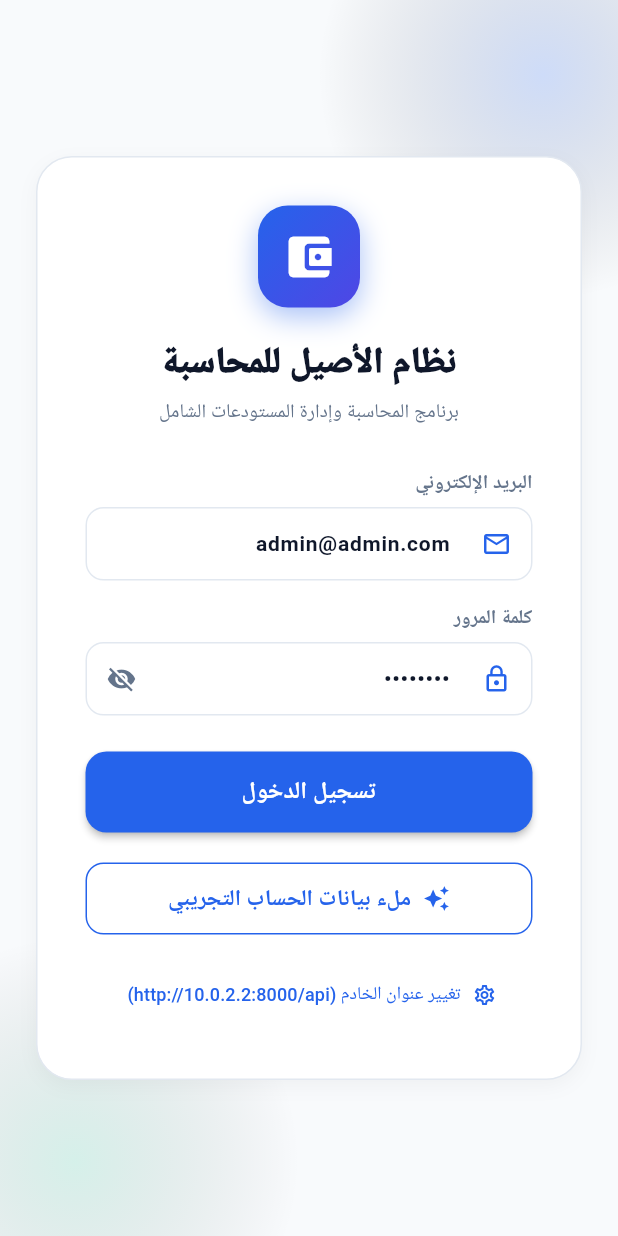
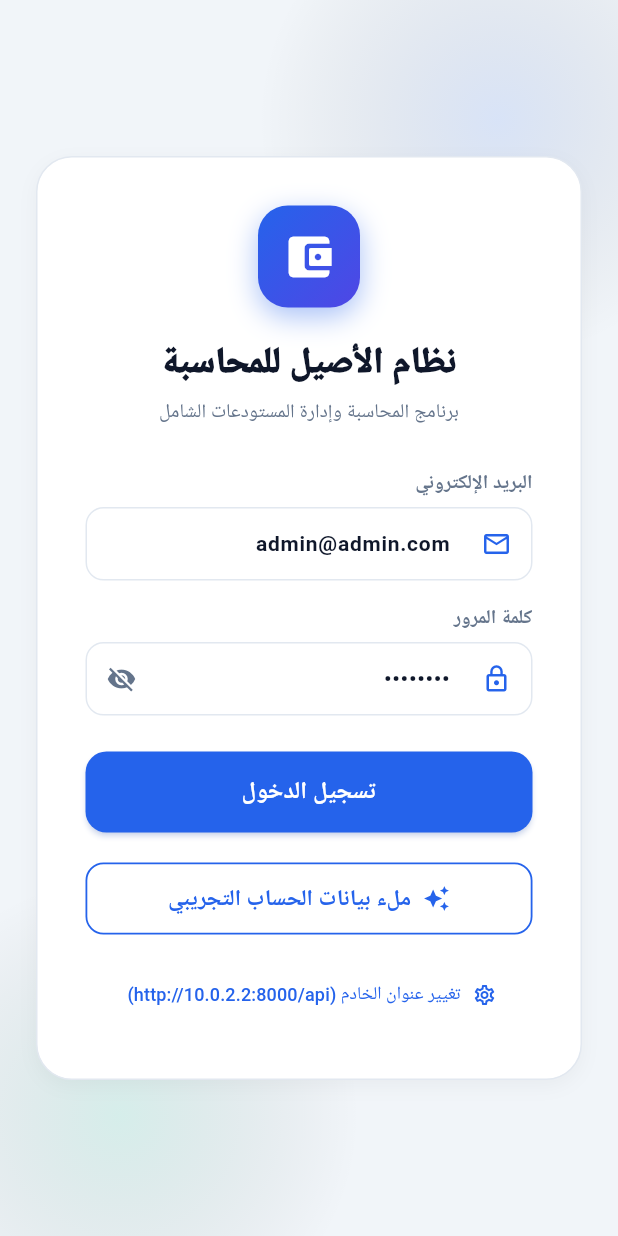
Before and after one commit to Eng-Ma/rentisy, a Flutter app: the screen it shows after launch, on a phone screen of 412 x 824 dp. Run offline on Flutter 3.47's test engine with Material 3 defaults, Android fonts, the phone set to English and light mode, and no system bars; our stand-ins replace google_fonts, shared_preferences; Roboto replaces fonts that are missing (Cairo).

Commit message:
feat(theme): make beautiful modern light mode the default app theme

```diff
--- a/flutter_app/lib/core/theme/app_theme.dart
+++ b/flutter_app/lib/core/theme/app_theme.dart
@@ -26,20 +26,21 @@ class AppTheme {
         displayColor: AppColors.lightTextPrimary,
       ),
       appBarTheme: const AppBarTheme(
-        backgroundColor: Colors.transparent,
-        elevation: 0,
+        backgroundColor: Colors.white,
+        surfaceTintColor: Colors.transparent,
+        elevation: 0.5,
         centerTitle: false,
         iconTheme: IconThemeData(color: AppColors.lightTextPrimary),
         titleTextStyle: TextStyle(
           color: AppColors.lightTextPrimary,
-          fontSize: 20,
-          fontWeight: FontWeight.bold,
+          fontSize: 18,
+          fontWeight: FontWeight.w900,
         ),
       ),
       cardTheme: CardThemeData(
         color: AppColors.lightCard,
-        elevation: 2,
-        shadowColor: Colors.black.withOpacity(0.04),
+        elevation: 1,
+        shadowColor: const Color(0x12000000),
         shape: RoundedRectangleBorder(
           borderRadius: BorderRadius.circular(16),
           side: const BorderSide(color: AppColors.lightBorder, width: 1),
@@ -71,7 +72,8 @@ class AppTheme {
         style: ElevatedButton.styleFrom(
           backgroundColor: AppColors.primary,
           foregroundColor: Colors.white,
-          elevation: 2,
+          elevation: 1.5,
+          shadowColor: AppColors.primary.withOpacity(0.35),
           padding: const EdgeInsets.symmetric(horizontal: 24, vertical: 14),
           shape: RoundedRectangleBorder(
             borderRadius: BorderRadius.circular(12),
@@ -82,7 +84,7 @@ class AppTheme {
       outlinedButtonTheme: OutlinedButtonThemeData(
         style: OutlinedButton.styleFrom(
           foregroundColor: AppColors.primary,
-          side: const BorderSide(color: AppColors.primary),
+          side: const BorderSide(color: AppColors.primary, width: 1.2),
           padding: const EdgeInsets.symmetric(horizontal: 24, vertical: 14),
           shape: RoundedRectangleBorder(
             borderRadius: BorderRadius.circular(12),
--- a/flutter_app/lib/features/auth/providers/auth_provider.dart
+++ b/flutter_app/lib/features/auth/providers/auth_provider.dart
@@ -7,7 +7,7 @@ class AuthProvider extends ChangeNotifier {
   bool _isLoading = false;
   String? _errorMessage;
   Map<String, dynamic>? _user;
-  ThemeMode _themeMode = ThemeMode.system;
+  ThemeMode _themeMode = ThemeMode.light;
 
   bool get isLoading => _isLoading;
   String? get errorMessage => _errorMessage;
@@ -35,12 +35,10 @@ class AuthProvider extends ChangeNotifier {
   Future<void> _loadThemeMode() async {
     final prefs = await SharedPreferences.getInstance();
     final mode = prefs.getString('theme_mode');
-    if (mode == 'light') {
-      _themeMode = ThemeMode.light;
-    } else if (mode == 'dark') {
+    if (mode == 'dark') {
       _themeMode = ThemeMode.dark;
     } else {
-      _themeMode = ThemeMode.system;
+      _themeMode = ThemeMode.light;
     }
     notifyListeners();
   }
--- a/flutter_app/lib/features/auth/screens/login_screen.dart
+++ b/flutter_app/lib/features/auth/screens/login_screen.dart
@@ -126,20 +126,21 @@ class _LoginScreenState extends State<LoginScreen> {
     final authProvider = context.watch<AuthProvider>();
 
     return Scaffold(
+      backgroundColor: isDark ? AppColors.darkBackground : const Color(0xFFF1F5F9),
       body: Stack(
         children: [
-          // Background Gradient Circles
+          // Background Gradient Circles for Light & Dark
           Positioned(
-            top: -100,
-            right: -100,
+            top: -80,
+            right: -80,
             child: Container(
-              width: 300,
-              height: 300,
+              width: 320,
+              height: 320,
               decoration: BoxDecoration(
                 shape: BoxShape.circle,
                 gradient: RadialGradient(
                   colors: [
-                    AppColors.primary.withOpacity(isDark ? 0.3 : 0.2),
+                    AppColors.primary.withOpacity(isDark ? 0.3 : 0.12),
                     Colors.transparent,
                   ],
                 ),
@@ -147,16 +148,16 @@ class _LoginScreenState extends State<LoginScreen> {
             ),
           ),
           Positioned(
-            bottom: -100,
-            left: -100,
+            bottom: -80,
+            left: -80,
             child: Container(
-              width: 300,
-              height: 300,
+              width: 320,
+              height: 320,
               decoration: BoxDecoration(
                 shape: BoxShape.circle,
                 gradient: RadialGradient(
                   colors: [
-                    AppColors.secondary.withOpacity(isDark ? 0.25 : 0.15),
+                    AppColors.secondary.withOpacity(isDark ? 0.25 : 0.12),
                     Colors.transparent,
                   ],
                 ),
```
Also changed, not shown: 3 other files.
